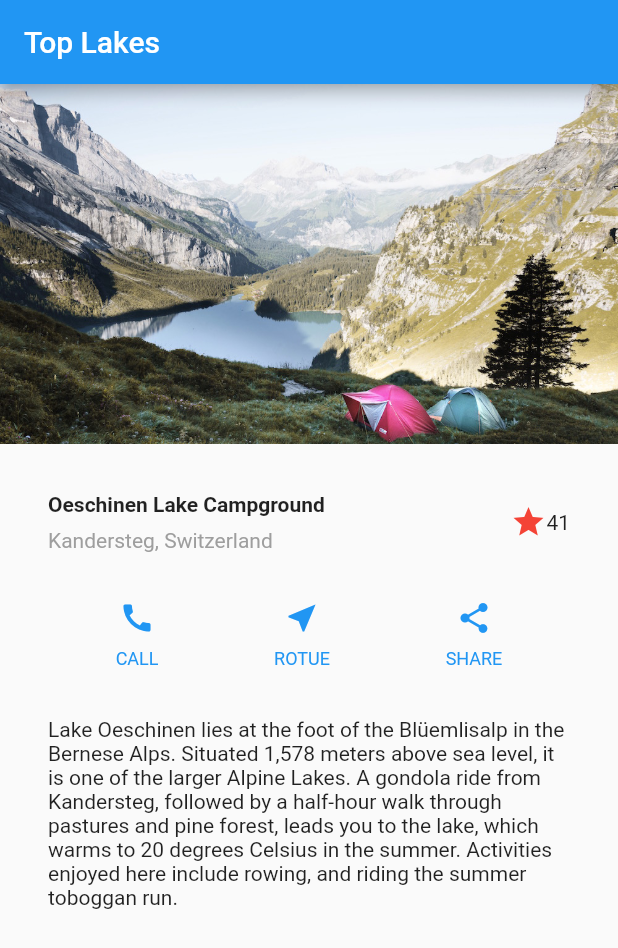
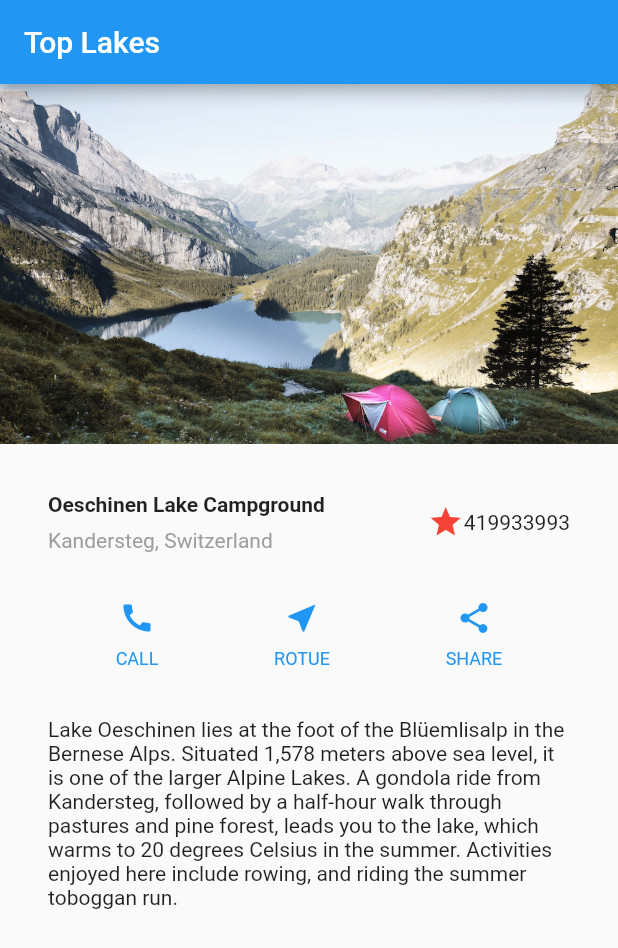
Before and after one commit to forteleaf/flutter-start-part2, a Flutter app: the screen it shows after launch, on a phone screen of 412 x 824 dp. Shown: the top 948 px of the screen. Run offline on Flutter 3.47's test engine with Material 2 defaults, Android fonts, the phone set to English and light mode, and no system bars.

Commit message:
close issue

```diff
--- a/lib/main.dart
+++ b/lib/main.dart
@@ -37,7 +37,7 @@ class MyApp extends StatelessWidget {
             Icons.star,
             color: Colors.red[500],
           ),
-          Text('41'),
+          Text('419933993'),
         ],
       ),
     );
@@ -85,6 +85,11 @@ Lake Oeschinen lies at the foot of the Blüemlisalp in the Bernese Alps. Situate
       ),
     );
 
+    Widget textTest = Container(
+      padding: const EdgeInsets.all(32.0),
+      child: Text('asldkfjlaskdjflaksdjf'),
+    );
+
     return MaterialApp(
       title: 'Flutter Demo',
       theme: ThemeData(
@@ -94,7 +99,11 @@ Lake Oeschinen lies at the foot of the Blüemlisalp in the Bernese Alps. Situate
         appBar: AppBar(
           title: Text('Top Lakes'),
         ),
-        body: ListView(
+
+        body:
+        ListView(
+          key: Key('키라는데 뭐가 들어가면 좋나.'),
+
           children: <Widget>[
             Image.asset(
               'images/lake.jpg'
@@ -104,7 +113,7 @@ Lake Oeschinen lies at the foot of the Blüemlisalp in the Bernese Alps. Situate
             ),
             titleSection,
             buttionSection,
-            textSection
+            textSection,
           ],
         ),
       ),
```
Also changed, not shown: 1 other file.
